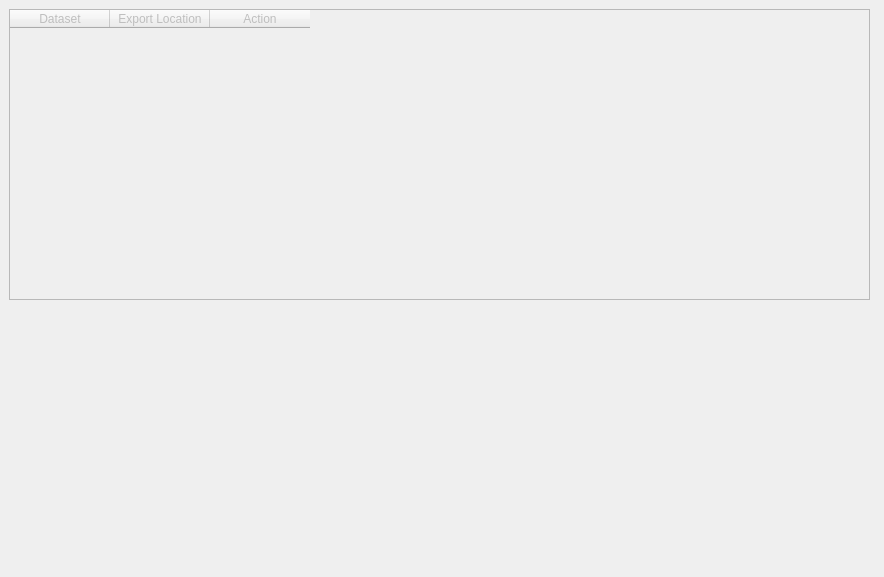
Old version of the form ilastik-shell/applets/batchIo/batchIo.ui in the repository ilastik/ilastik.
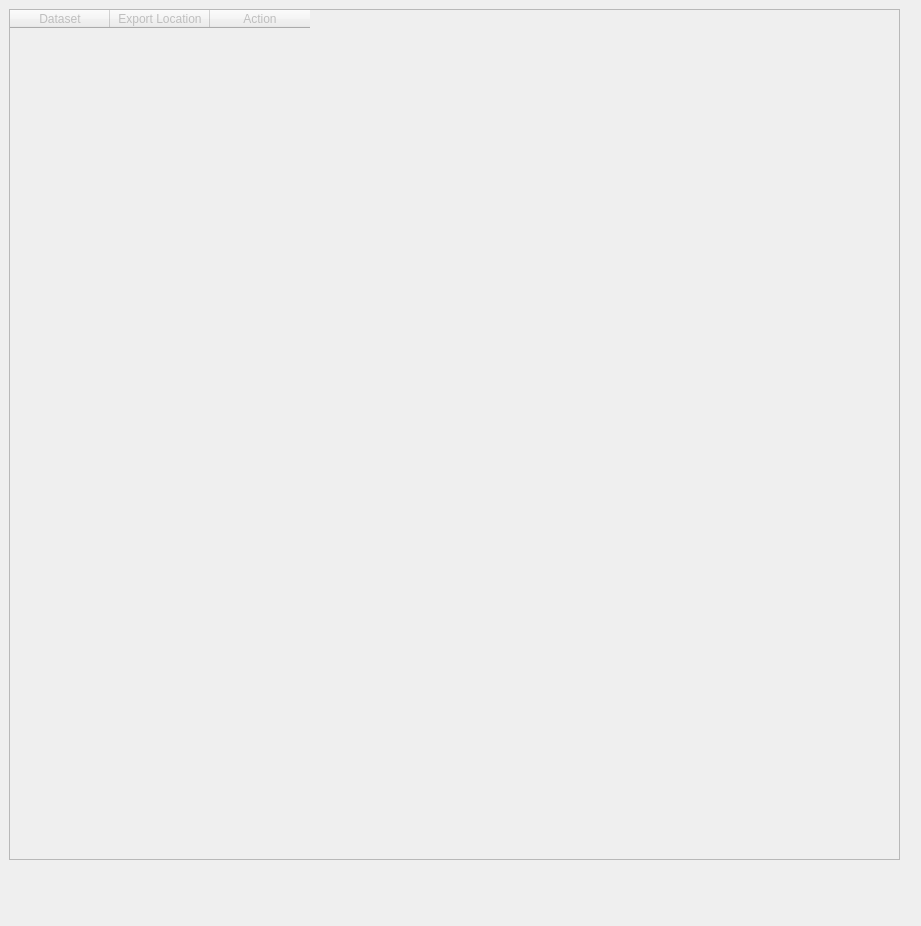
New version of the form.

Commit message: Resized tables in the data selection/batch export guis.

```diff
--- a/ilastik-shell/applets/batchIo/batchIo.ui
+++ b/ilastik-shell/applets/batchIo/batchIo.ui
@@ -6,8 +6,8 @@
    <rect>
     <x>0</x>
     <y>0</y>
-    <width>884</width>
-    <height>577</height>
+    <width>921</width>
+    <height>926</height>
    </rect>
   </property>
   <property name="windowTitle">
@@ -21,8 +21,8 @@
     <rect>
      <x>9</x>
      <y>9</y>
-     <width>861</width>
-     <height>291</height>
+     <width>891</width>
+     <height>851</height>
     </rect>
    </property>
    <property name="sizePolicy">
```
The commit also changes 1 other file.
